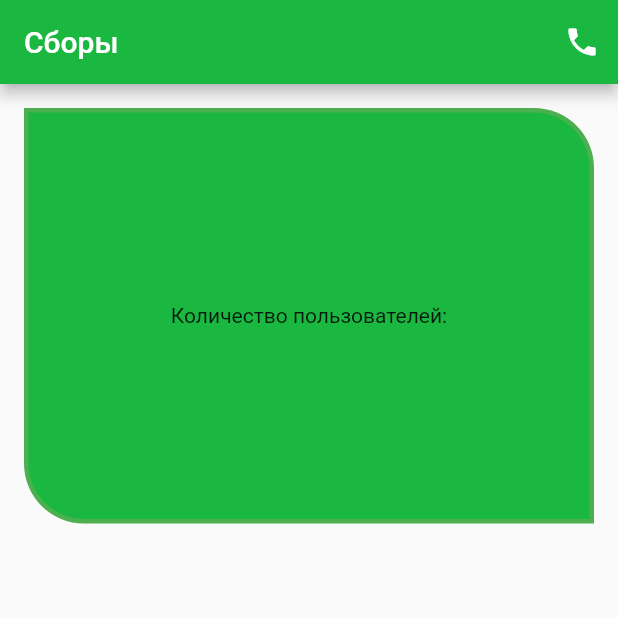
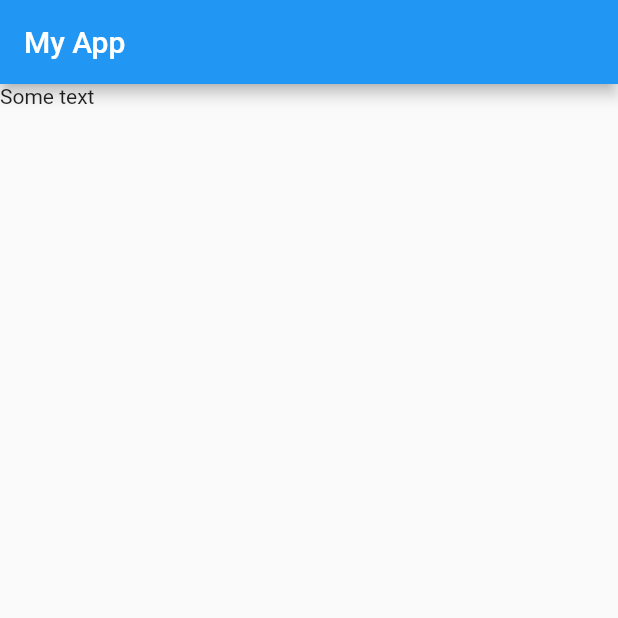
Before and after one commit to songhee24/flutter_begin, a Flutter app: the screen it shows after launch, on a phone screen of 412 x 824 dp, the top half of it. Run offline on Flutter 3.47's test engine with Material 2 defaults, Android fonts, the phone set to English and light mode, and no system bars.

Commit message:
main setup

```diff
--- a/lib/main.dart
+++ b/lib/main.dart
@@ -12,39 +12,10 @@ class MyApp extends StatelessWidget {
   Widget build(BuildContext context) {
     return MaterialApp(
         home: Scaffold(
-            appBar: AppBar(
-              backgroundColor: const Color(0xFF1BB841),
-              centerTitle: false,
-              title: const Text('Сборы'),
-              actions: <Widget>[
-                IconButton(
-                  icon: const Icon(
-                    Icons.phone,
-                    color: Colors.white,
-                  ),
-                  onPressed: () => {},
-                )
-              ],
-            ),
-            body: Container(
-              padding: const EdgeInsets.all(16),
-              child: Container(
-                  width: double.infinity,
-                  child: Container(
-                    height: 277,
-                    decoration: BoxDecoration(
-                        color: Color(0xFF1BB841),
-                        borderRadius: const BorderRadius.only(
-                          topRight: Radius.circular(40),
-                          bottomLeft: Radius.circular(40),
-                        ),
-                        border: Border.all(
-                          width: 3.0,
-                          color: Colors.green,
-                          style: BorderStyle.solid,
-                        )),
-                    child: Center(child: const Text('Количество пользователей:')),
-                  )),
-            )));
+      appBar: AppBar(
+        title: const Text('My App'),
+      ),
+      body: const Text('Some text'),
+    ));
   }
 }
```
